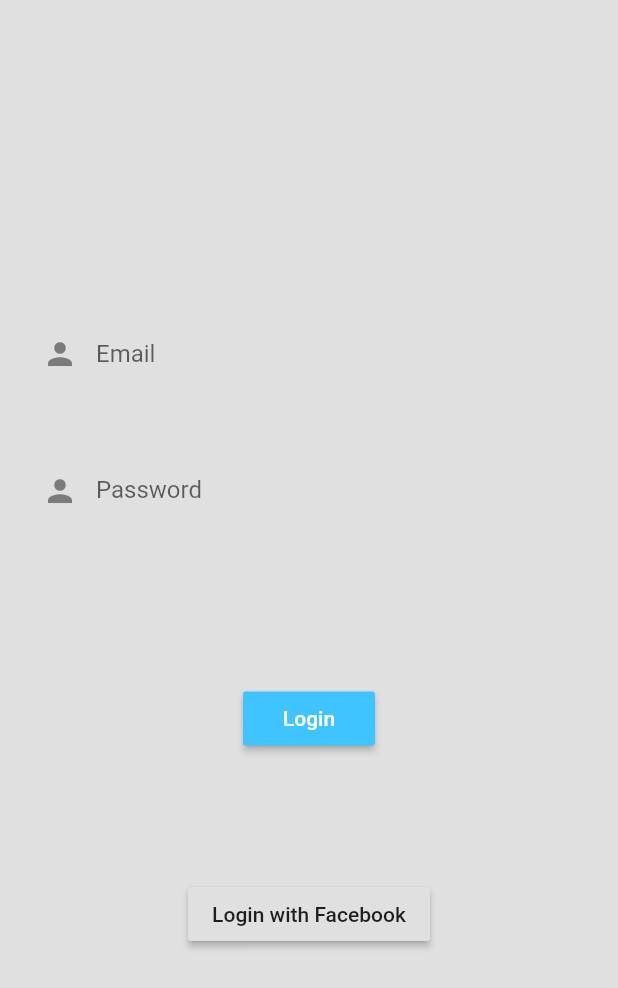
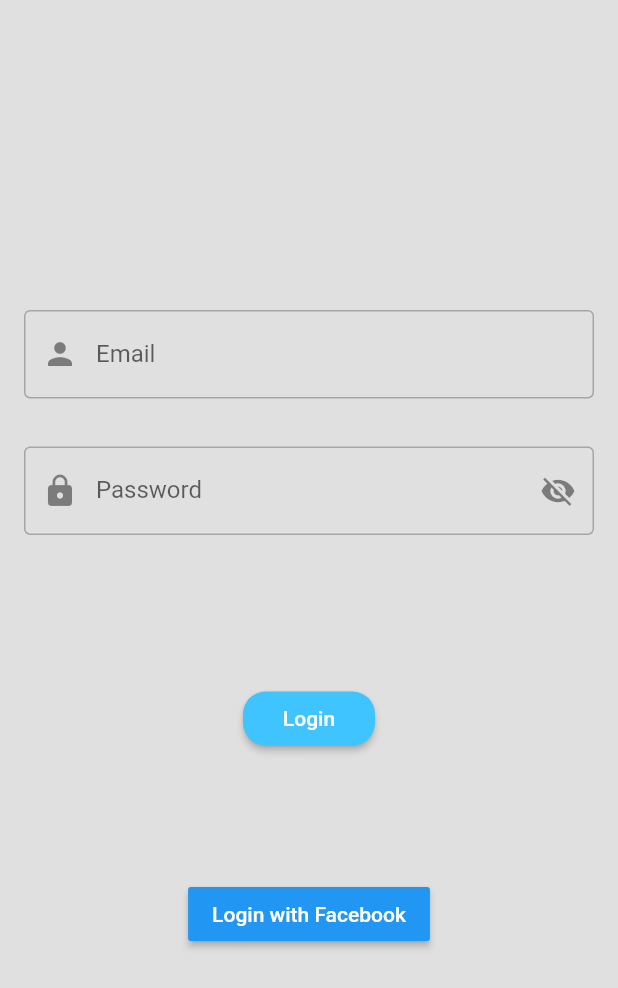
Before and after one commit to ThevinuMathusinghe/PIP, a Flutter app: the screen it shows after launch, after a tap on "Login", on a phone screen of 412 x 824 dp. Shown: the top 988 px of the screen. Run offline on Flutter 3.47's test engine with Material 2 defaults, Android fonts, the phone set to English and light mode, and no system bars; our stand-ins replace camera, flutter_spinkit, image_picker, shared_preferences; missing offline and left inert: firebase_ml_vision, flutter_facebook_login; accounts and stored records are empty; network calls fail.

Commit message:
made editing changes

```diff
--- a/frontend/lib/screen/homePage.dart
+++ b/frontend/lib/screen/homePage.dart
@@ -11,36 +11,51 @@
   Widget build(BuildContext context) {
     double width = MediaQuery.of(context).size.width;
     double height = MediaQuery.of(context).size.height;
+
     return Scaffold(
         backgroundColor: Colors.grey[300],
-        body: Column(children: <Widget>[
-          Container(height: MediaQuery.of(context).padding.top),
-          Container(
-            height: width * .4,
-            width: width * .4,
+        body: Center(
+          child: new Column(
+            children: <Widget>[
+            Padding(
+              padding: EdgeInsets.only(top: height*0.1),
+              child: new Container(
                 child: new Image.asset(
                   'assets/image.jpg',
-              fit: BoxFit.cover,
+                  height: height*0.4,
+                  width: width*0.4,
+                  //colorFilter: new ColorFilter.mode(Colors.black.withOpacity(0.2), BlendMode.dstATop),
+                  //fit: BoxFit.cover,
                 ),
               ),
-          Padding(
+            ),
+            ButtonTheme(
               padding: EdgeInsets.symmetric(vertical: height * .0005),
               child: RaisedButton(
-              child: Text('Login'),
+                child: Text('Login',
+                style: TextStyle(color: Colors.white),
+                ),
                 onPressed: () {
                   Navigator.pushNamed(context, '/secondLogin');
                 },
+                color: Colors.lightBlueAccent,
+                shape: RoundedRectangleBorder(borderRadius: BorderRadius.circular(15)),
               ),
             ),
             Padding(
               padding: EdgeInsets.symmetric(vertical: height * .05),
               child: RaisedButton(
-              child: Text('Register'),
+                child: Text('Register',
+                style: TextStyle(color: Colors.white),
+                ),
                 onPressed: () {
                   Navigator.pushNamed(context, '/secondRegister');
                 },
+                color: Colors.lightBlueAccent,
+                shape: RoundedRectangleBorder(borderRadius: BorderRadius.circular(15)),
               ),
             ),
-        ]));
+          ]),
+        ));
   }
 }
--- a/frontend/lib/screen/login.dart
+++ b/frontend/lib/screen/login.dart
@@ -18,6 +18,7 @@
   final TextEditingController _passwordController = TextEditingController();
   bool loading = false;
   String errorMessage = "";
+  bool _showPassword = false;
 
   void onLoginStatusChanged(bool isLoggedIn) {
     setState(() {
@@ -84,7 +85,7 @@
   Widget build(BuildContext context) {
     double width = MediaQuery.of(context).size.width;
     double height = MediaQuery.of(context).size.height;
-    bool _showPassword = false;
+
     if (loading) {
       return Loading();
     }
@@ -105,7 +106,7 @@
                 prefixIcon: Icon(Icons.person),
                 labelText: 'Email',
                 enabledBorder: OutlineInputBorder(
-                  borderSide: BorderSide(color: Colors.grey[300]),
+                  borderSide: BorderSide(color: Colors.black26),
                 ),
                 border: OutlineInputBorder(),
               ),
@@ -113,17 +114,27 @@
           ),
           Padding(
             padding: EdgeInsets.symmetric(vertical: 16.0, horizontal: 16.0),
-            child: TextField(
-              obscureText: true,
+            child: TextFormField(
               controller: _passwordController,
               decoration: InputDecoration(
-                prefixIcon: Icon(Icons.person),
+                prefixIcon: Icon(Icons.lock),
                 labelText: 'Password',
-                enabledBorder: OutlineInputBorder(
-                  borderSide: BorderSide(color: Colors.grey[300]),
+                suffixIcon: GestureDetector(
+                  onTap: (){
+                    setState(() {
+                      _showPassword=!_showPassword;
+                    });
+                  },
+                  child: Icon(
+                  _showPassword ? Icons.visibility:Icons.visibility_off,
+                ),
+                ),
+                  enabledBorder: OutlineInputBorder(
+                  borderSide: BorderSide(color: Colors.black26),
                 ),
                 border: OutlineInputBorder(),
               ),
+              obscureText: !_showPassword,
             ),
           ),
           Padding(
@@ -134,6 +145,7 @@
                 'Login',
                 style: TextStyle(color: Colors.white),
               ),
+              shape: RoundedRectangleBorder(borderRadius: BorderRadius.circular(15)),
               onPressed:(){
               login();
               Navigator.of(context).pushNamed("/thirdExplore");
@@ -146,7 +158,11 @@
                   child: isLoggedIn
                       ? Text("Logged In")
                       : RaisedButton(
-                          child: Text("Login with Facebook"),
+                        color: Colors.blue,
+                          child: Text(
+                            'Login with Facebook',
+                          style: TextStyle(color: Colors.white),
+                          ),
                           onPressed: () => initiateFacebookLogin(),
                         )))
         ],
```
Also changed, not shown: frontend/lib/screen/Explore.dart (+26 -7 lines), frontend/lib/screen/register.dart (+8 -6 lines). Lines whose indentation alone changed are shown as unchanged.
